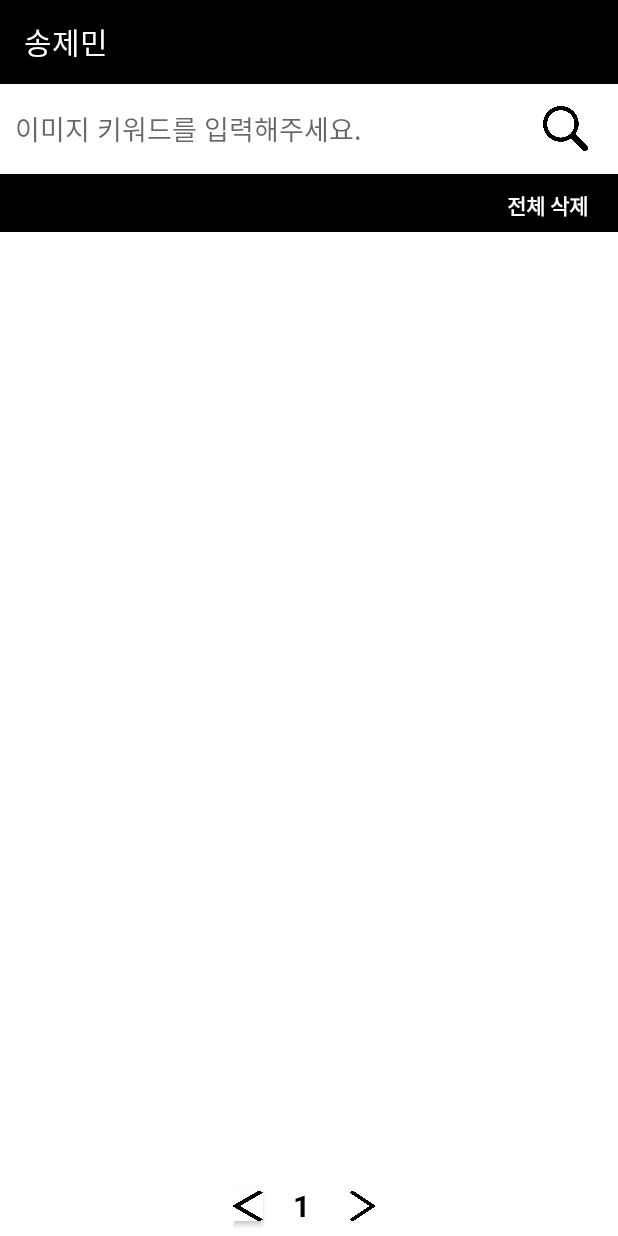
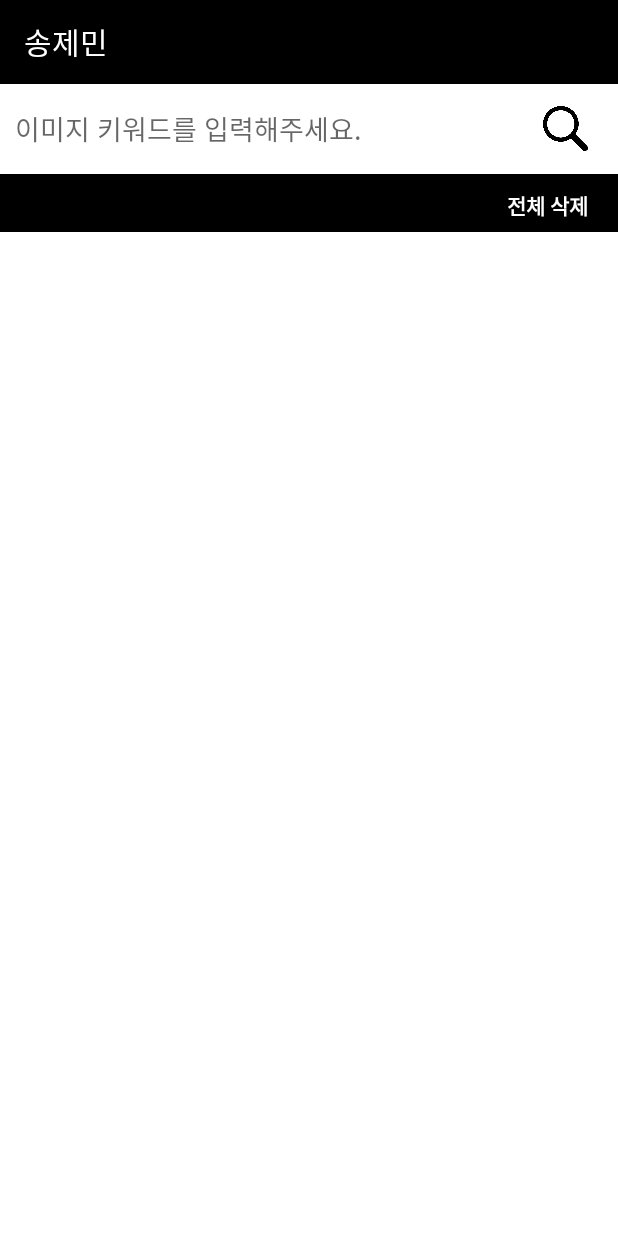
Before and after one commit to SongJemin/ImageSearchApp, an Android app: the screen it shows after launch (MainActivity), on a phone screen of 412 x 824 dp. Run offline under Robolectric (Android 15) with nearby library versions, the phone set to English and light mode, and no system bars; our stand-ins replace Room's generated code, RxJava, data binding; pictures from the network do not load.

Commit message:
Add bottomPageNumLayout visibility setting

```diff
--- a/app/src/main/java/com/jem/imagesearchapp/ui/main/MainActivity.kt
+++ b/app/src/main/java/com/jem/imagesearchapp/ui/main/MainActivity.kt
@@ -100,6 +100,7 @@ class MainActivity : BaseActivity<ActivityMainBinding>(){
                 main_search_history_rl.visibility = View.VISIBLE
                 main_no_data_rl.visibility = View.GONE
                 main_image_list_recycler.visibility = View.GONE
+                main_page_num_rl.visibility = View.GONE
                 searchFocusFlag = true;
             }
 
@@ -186,6 +187,7 @@ class MainActivity : BaseActivity<ActivityMainBinding>(){
         main_image_list_recycler.visibility = View.VISIBLE
         main_search_history_rl.visibility = View.GONE
         main_no_data_rl.visibility = View.GONE
+        main_page_num_rl.visibility = View.VISIBLE
         imm!!.hideSoftInputFromWindow(main_search_bar_edit.windowToken, 0)
         viewModel!!.imageSearch(inputData, count)
         val searchData = SearchData(inputData, date.format(today))
--- a/app/src/main/res/layout/activity_main.xml
+++ b/app/src/main/res/layout/activity_main.xml
@@ -153,6 +153,7 @@
         </RelativeLayout>
 
         <RelativeLayout
+                android:id="@+id/main_page_num_rl"
                 android:layout_width="match_parent"
                 android:layout_height="40dp"
                 android:layout_alignParentBottom="true"
@@ -160,7 +161,7 @@
                 >
             <LinearLayout
                     android:layout_width="wrap_content"
-                    android:layout_height="40dp"
+                    android:layout_height="match_parent"
                     android:layout_centerHorizontal="true"
                     >
                 <Button
```
